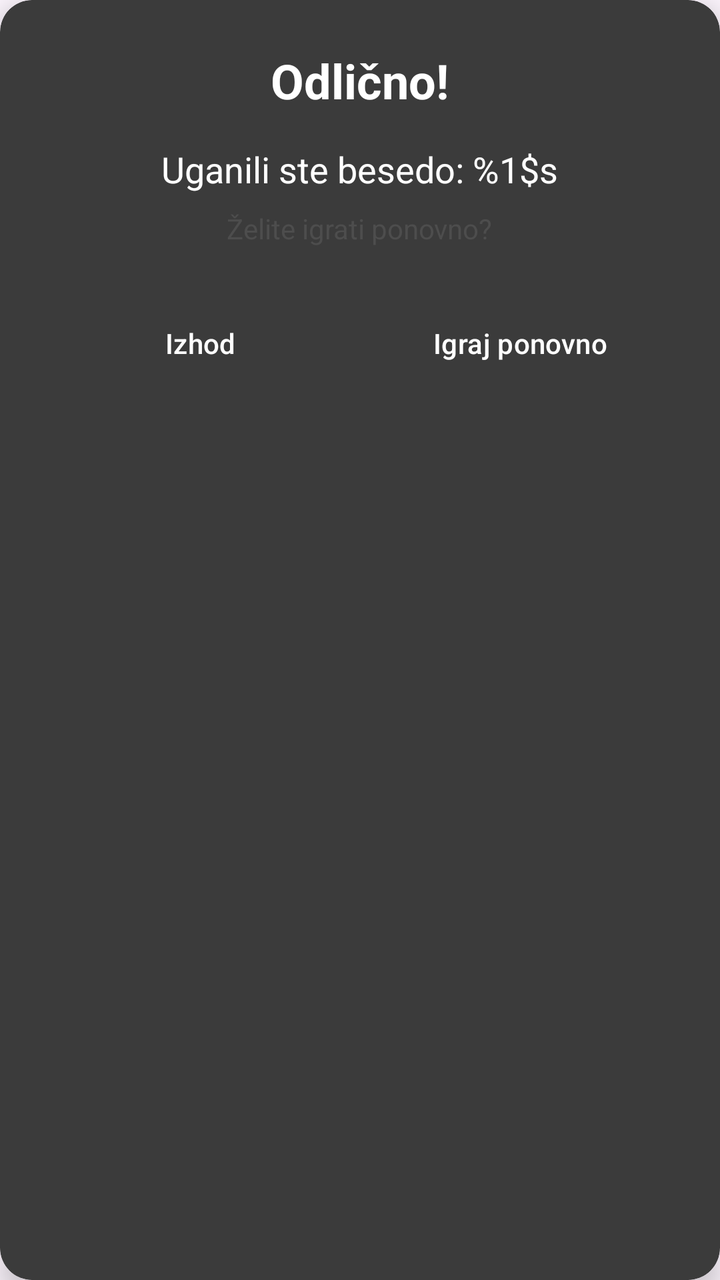
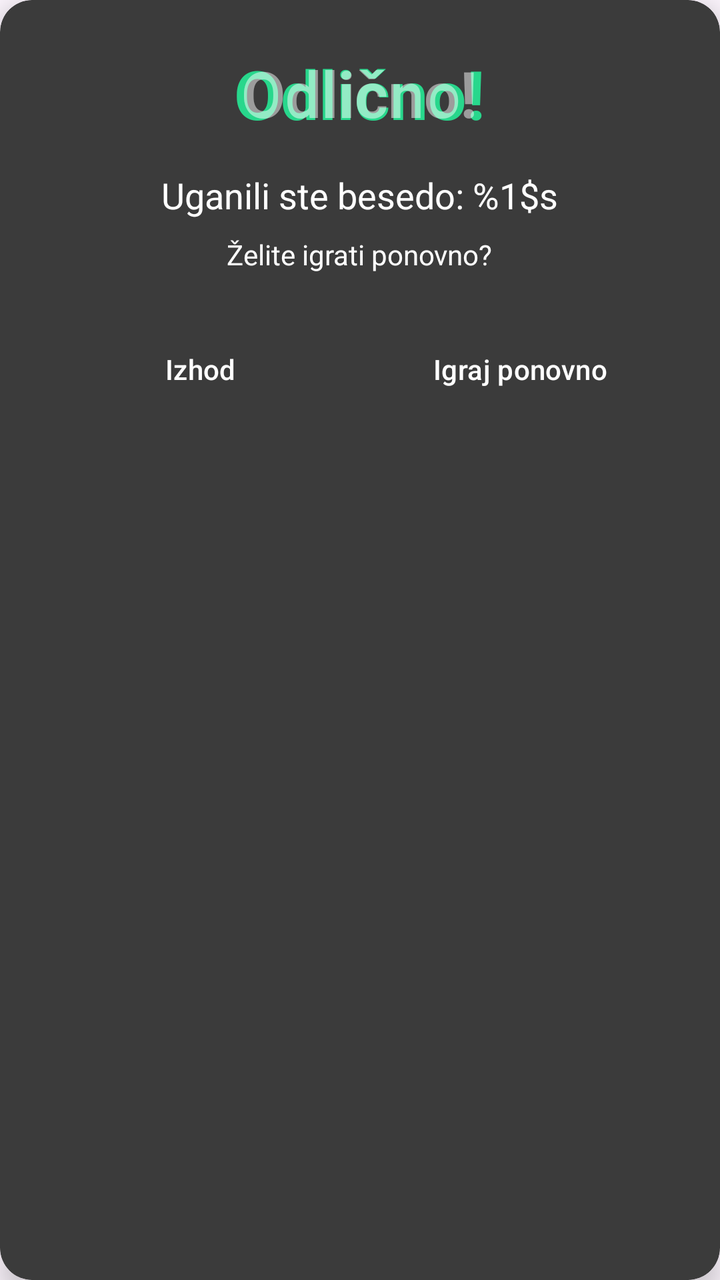

An Android layout rendered at two revisions. The XML below is the earlier revision; the diff shows what the commit changed to produce the second picture.
<!-- AndroidManifest.xml: application theme Theme.Besednik -->
<!-- res/layout/dialog_game_over.xml -->
<?xml version="1.0" encoding="utf-8"?>
<androidx.cardview.widget.CardView xmlns:android="http://schemas.android.com/apk/res/android"
    xmlns:app="http://schemas.android.com/apk/res-auto"
    android:layout_width="match_parent"
    android:layout_height="wrap_content"
    app:cardCornerRadius="16dp"
    app:cardElevation="8dp"
    android:layout_margin="24dp"
    app:cardBackgroundColor="@color/gray">

    <LinearLayout
        android:layout_width="match_parent"
        android:layout_height="wrap_content"
        android:orientation="vertical"
        android:padding="24dp"
        android:gravity="center">

        <TextView
            android:id="@+id/tv_dialog_title"
            android:layout_width="wrap_content"
            android:layout_height="wrap_content"
            android:text="@string/win_title"
            android:textColor="@color/white"
            android:textSize="24sp"
            android:textStyle="bold" />

        <TextView
            android:id="@+id/tv_dialog_message"
            android:layout_width="wrap_content"
            android:layout_height="wrap_content"
            android:layout_marginTop="16dp"
            android:text="@string/win_message"
            android:textColor="@color/white"
            android:textSize="18sp"
            android:gravity="center" />

        <TextView
            android:id="@+id/tv_dialog_submessage"
            android:layout_width="wrap_content"
            android:layout_height="wrap_content"
            android:layout_marginTop="8dp"
            android:text="Želite igrati ponovno?"
            android:textColor="@color/lightgray"
            android:textSize="14sp" />

        <LinearLayout
            android:layout_width="match_parent"
            android:layout_height="wrap_content"
            android:layout_marginTop="24dp"
            android:orientation="horizontal">

            <Button
                android:id="@+id/btn_dialog_exit"
                style="@style/Widget.Material3.Button.TextButton"
                android:layout_width="0dp"
                android:layout_height="wrap_content"
                android:layout_weight="1"
                android:layout_marginEnd="4dp"
                android:text="@string/exit"
                android:textColor="@color/white" />

            <Button
                android:id="@+id/btn_dialog_retry"
                style="@style/Widget.Material3.Button.TonalButton"
                android:layout_width="0dp"
                android:layout_height="wrap_content"
                android:layout_weight="1"
                android:layout_marginStart="4dp"
                android:backgroundTint="@color/colorCorrect"
                android:text="@string/play_again"
                android:textColor="@color/white" />

        </LinearLayout>

    </LinearLayout>
</androidx.cardview.widget.CardView>
<!-- resources referenced by this layout -->
<resources>
  <color name="colorCorrect">#28d78c</color>
  <color name="gray">#3b3b3b</color>
  <color name="lightgray">#4d4d4d</color>
  <color name="white">#FFFFFFFF</color>
  <string name="exit">Izhod</string>
  <string name="play_again">Igraj ponovno</string>
  <string name="win_message">Uganili ste besedo: %1$s</string>
  <string name="win_title">Odlično!</string>
  <style name="Theme.Besednik" parent="Base.Theme.Besednik" />
  <style name="Base.Theme.Besednik" parent="Theme.Material3.DayNight.NoActionBar">
          
          
      </style>
</resources>

<!-- the commit's change to res/layout/dialog_game_over.xml (unified diff, before → after) -->
@@ -15,14 +15,36 @@
         android:padding="24dp"
         android:gravity="center">
 
-        <TextView
-            android:id="@+id/tv_dialog_title"
+        <FrameLayout
             android:layout_width="wrap_content"
             android:layout_height="wrap_content"
-            android:text="@string/win_title"
-            android:textColor="@color/white"
-            android:textSize="24sp"
-            android:textStyle="bold" />
+            android:layout_gravity="center">
+
+            
+            <TextView
+                android:id="@+id/tv_dialog_title_clone"
+                android:layout_width="wrap_content"
+                android:layout_height="wrap_content"
+                android:layout_gravity="center"
+                android:text="@string/win_title"
+                android:textColor="@color/colorCorrect"
+                android:textSize="34sp"
+                android:textStyle="bold" />
+
+            
+            <TextView
+                android:id="@+id/tv_dialog_title"
+                android:layout_width="wrap_content"
+                android:layout_height="wrap_content"
+                android:layout_gravity="center"
+                android:text="@string/win_title"
+                android:textColor="@color/white"
+                android:textSize="32sp"
+                android:alpha="0.5"
+                android:textStyle="bold" />
+
+        </FrameLayout>
+
 
         <TextView
             android:id="@+id/tv_dialog_message"
@@ -40,7 +62,7 @@
             android:layout_height="wrap_content"
             android:layout_marginTop="8dp"
             android:text="Želite igrati ponovno?"
-            android:textColor="@color/lightgray"
+            android:textColor="@color/white"
             android:textSize="14sp" />
 
         <LinearLayout
@@ -57,6 +79,7 @@
                 android:layout_weight="1"
                 android:layout_marginEnd="4dp"
                 android:text="@string/exit"
+                android:backgroundTint="@color/lightgray"
                 android:textColor="@color/white" />
 
             <Button
